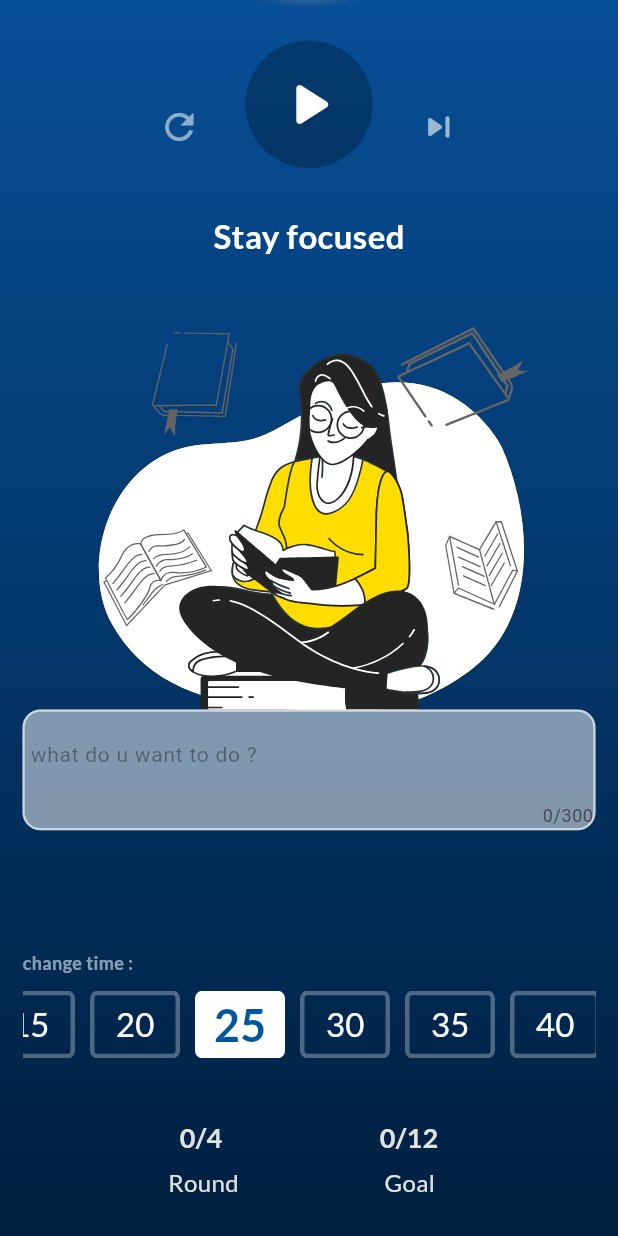
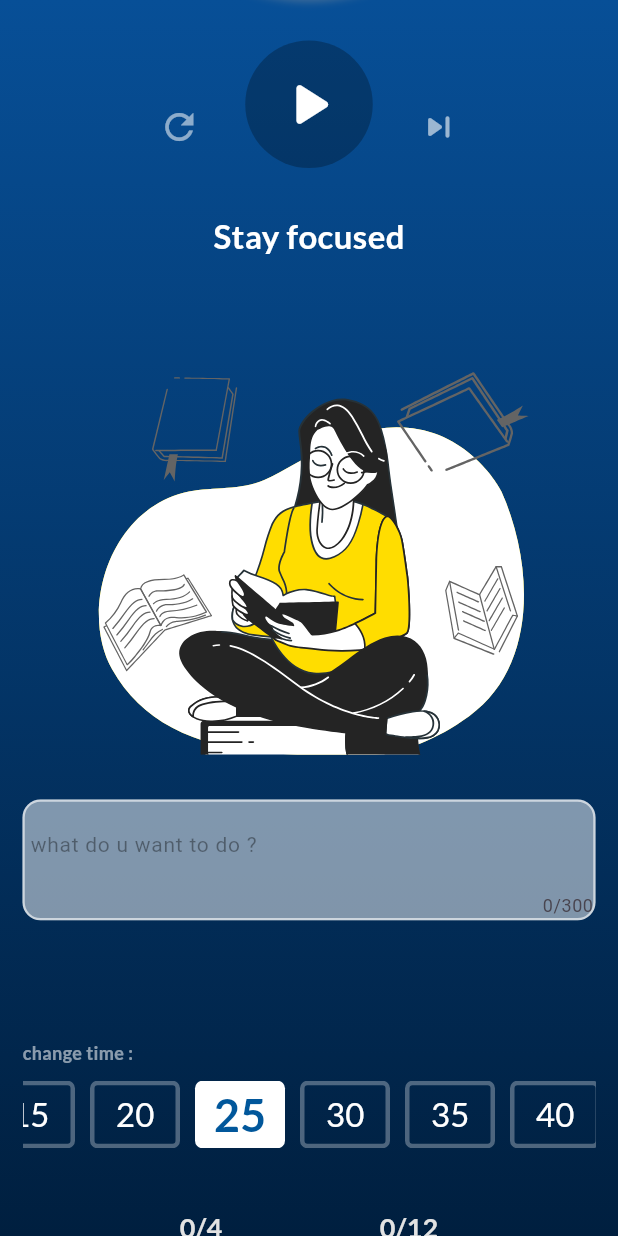
Before and after one commit to radG1t/pomodox, a Flutter app: the screen it shows after launch, scrolled down 323 dp, on a phone screen of 412 x 824 dp. Run offline on Flutter 3.47's test engine with Material 3 defaults, Android fonts, the phone set to English and light mode, and no system bars; our stand-ins replace google_fonts, lottie.

Commit message:
update animation.dart

```diff
--- a/lib/widgets/animation.dart
+++ b/lib/widgets/animation.dart
@@ -10,12 +10,23 @@ class animation extends StatelessWidget {
     final provider = Provider.of<TimerService>(context);
     String animationName = provider.currentState == "Focus" ? "work" : "rest";
     bool animationRepeat = provider.currentState == "Focus" ? false : true;
-    return Lottie.asset(
-      'assets/$animationName.json',
-      width: 300,
-      height: 300,
-      fit: BoxFit.fill,
-      repeat: animationRepeat,
+    double animationHeight = provider.currentState == "Focus" ? 30 : 0;
+    return Column(
+      children: [
+        SizedBox(
+          height: animationHeight,
+        ),
+        Lottie.asset(
+          'assets/$animationName.json',
+          width: 300,
+          height: 300,
+          fit: BoxFit.fill,
+          repeat: animationRepeat,
+        ),
+        SizedBox(
+          height: animationHeight,
+        ),
+      ],
     );
   }
 }
```
